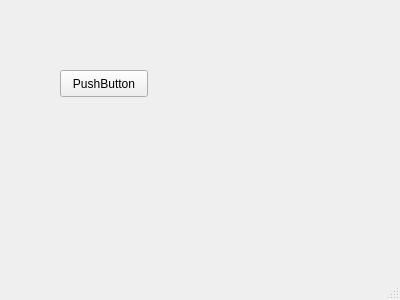
This is mainwindow.ui in medaliyou/QtCurvesCPP as Qt 5 draws it before an edit. The edited form follows.
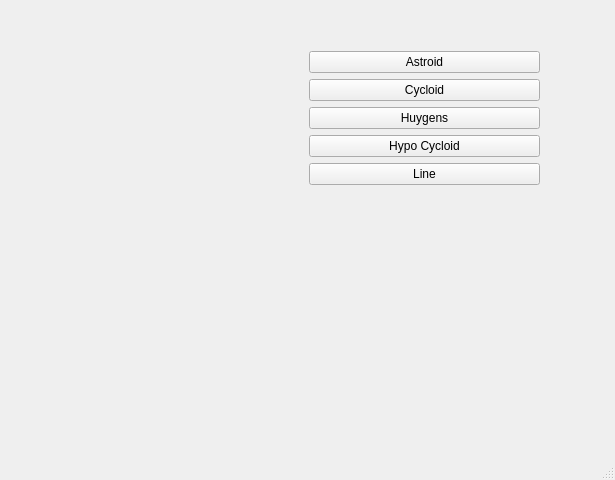
This is the edited form. Custom widgets are drawn as their Qt base class.

```diff
--- a/mainwindow.ui
+++ b/mainwindow.ui
@@ -6,31 +6,93 @@
    <rect>
     <x>0</x>
     <y>0</y>
-    <width>400</width>
-    <height>300</height>
+    <width>615</width>
+    <height>480</height>
    </rect>
   </property>
   <property name="windowTitle">
    <string>MainWindow</string>
   </property>
   <widget class="QWidget" name="centralWidget">
-   <widget class="QPushButton" name="pushButton">
+   <widget class="QWidget" name="">
     <property name="geometry">
      <rect>
       <x>60</x>
-      <y>70</y>
-      <width>88</width>
-      <height>27</height>
+      <y>40</y>
+      <width>491</width>
+      <height>261</height>
      </rect>
     </property>
-    <property name="text">
-     <string>PushButton</string>
-    </property>
+    <layout class="QHBoxLayout" name="horizontalLayout">
+     <item>
+      <widget class="RenderArea" name="renderArea" native="true"/>
+     </item>
+     <item>
+      <layout class="QVBoxLayout" name="verticalLayout">
+       <item>
+        <widget class="QPushButton" name="btnAstroid">
+         <property name="text">
+          <string>Astroid</string>
+         </property>
+        </widget>
+       </item>
+       <item>
+        <widget class="QPushButton" name="btnCycloid">
+         <property name="text">
+          <string>Cycloid</string>
+         </property>
+        </widget>
+       </item>
+       <item>
+        <widget class="QPushButton" name="btnHuygensCicloid">
+         <property name="text">
+          <string>Huygens</string>
+         </property>
+        </widget>
+       </item>
+       <item>
+        <widget class="QPushButton" name="btnHypoCycloid">
+         <property name="text">
+          <string>Hypo Cycloid</string>
+         </property>
+        </widget>
+       </item>
+       <item>
+        <widget class="QPushButton" name="btnLine">
+         <property name="text">
+          <string>Line</string>
+         </property>
+        </widget>
+       </item>
+       <item>
+        <spacer name="verticalSpacer">
+         <property name="orientation">
+          <enum>Qt::Vertical</enum>
+         </property>
+         <property name="sizeHint" stdset="0">
+          <size>
+           <width>20</width>
+           <height>40</height>
+          </size>
+         </property>
+        </spacer>
+       </item>
+      </layout>
+     </item>
+    </layout>
    </widget>
   </widget>
   <widget class="QStatusBar" name="statusBar"/>
  </widget>
  <layoutdefault spacing="6" margin="11"/>
+ <customwidgets>
+  <customwidget>
+   <class>RenderArea</class>
+   <extends>QWidget</extends>
+   <header>renderarea.h</header>
+   <container>1</container>
+  </customwidget>
+ </customwidgets>
  <resources/>
  <connections/>
 </ui>
```
